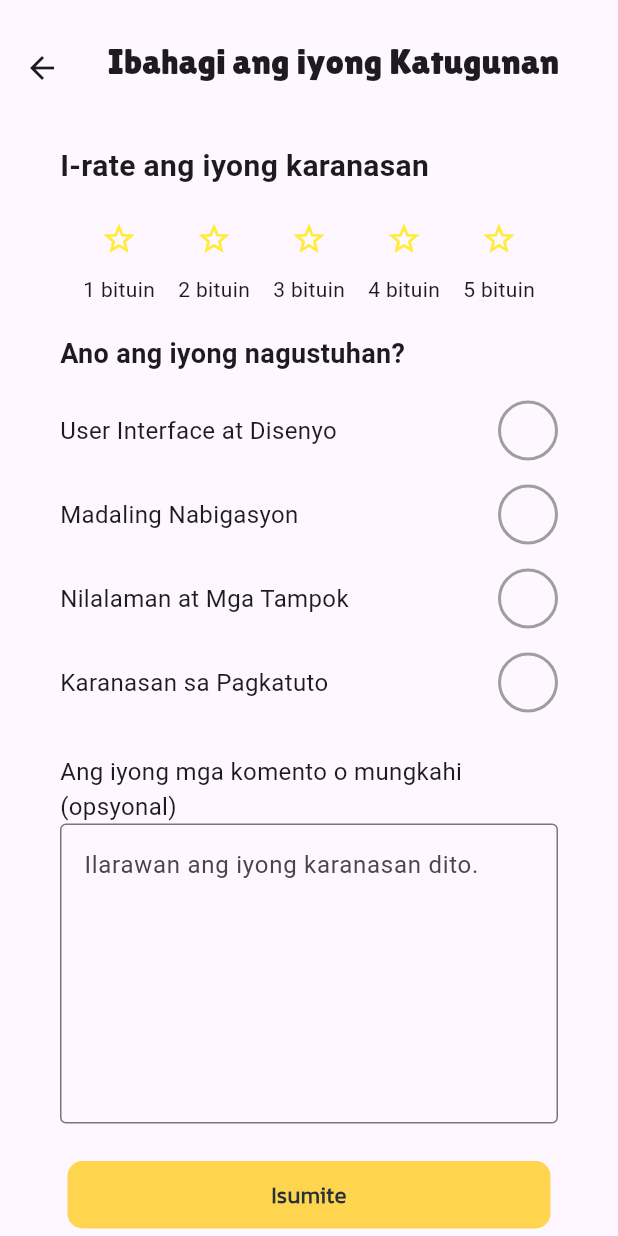
After one commit to zipypie/tagacuyo, a Flutter app: the FeedbackScreen screen opened directly, on a phone screen of 412 x 824 dp. The commit adds this screen. Run offline on Flutter 3.47's test engine with Material 3 defaults, Android fonts, the phone set to English and light mode, and no system bars; our stand-ins replace bloc, cloud_firestore, equatable, firebase_auth, firebase_core, flutter_bloc and 2 more; accounts and stored records are empty; network calls fail.

```diff
--- a/lib/src/features/common_widgets/button.dart
+++ b/lib/src/features/common_widgets/button.dart
@@ -19,7 +19,7 @@ class MyButton extends StatelessWidget {
           padding: const EdgeInsets.symmetric(vertical: 12),
           decoration: BoxDecoration(
             color: AppColors.primary,
-            borderRadius: BorderRadius.circular(30),
+            borderRadius: BorderRadius.circular(10),
           ),
           child: Text(
             text,
--- a/lib/src/features/screens/login/login.dart
+++ b/lib/src/features/screens/login/login.dart
@@ -49,7 +49,7 @@ class _SignInScreenState extends State<SignInScreen> {
     });
 
     // Sign in the user using the AuthServicews
-    Map<String, dynamic> res = await AuthServicews().signInUser(
+    Map<String, dynamic> res = await AuthService().signInUser(
       email: emailController.text,
       password: passwordController.text,
     );
--- /dev/null
+++ b/lib/src/features/screens/settings/account/account_bloc.dart
@@ -0,0 +1,52 @@
+import 'package:bloc/bloc.dart';
+import 'package:cloud_firestore/cloud_firestore.dart';
+import 'package:firebase_auth/firebase_auth.dart';
+import 'package:taga_cuyo/src/features/services/user_service.dart';
+import 'account_event.dart';
+import 'account_state.dart';
+
+class AccountBloc extends Bloc<AccountEvent, AccountState> {
+  final UserService _userService = UserService();
+  final User? _user = FirebaseAuth.instance.currentUser;
+
+  AccountBloc() : super(AccountInitial());
+
+  Stream<AccountState> mapEventToState(AccountEvent event) async* {
+    if (event is FetchUserData) {
+      yield AccountLoading();
+      try {
+        DocumentSnapshot? userDoc = await _userService.getUserById(_user!.uid);
+        if (userDoc != null) {
+          yield AccountLoaded(userDoc['email'] ?? _user.email!);
+        } else {
+          yield AccountError('User not found');
+        }
+      } catch (e) {
+        yield AccountError(e.toString());
+      }
+    } else if (event is UpdateUserData) {
+      yield AccountLoading();
+      try {
+        List<DocumentSnapshot> existingUsers = await _userService.searchUsersByEmail(event.email);
+        if (existingUsers.isNotEmpty && existingUsers[0].id != _user!.uid) {
+          yield AccountError('Email is already in use by another account.');
+          return;
+        }
+
+        // Use reauthenticateWithCredential for re-authentication
+        AuthCredential credential = EmailAuthProvider.credential(
+          email: _user!.email!,
+          password: event.password,
+        );
+
+        await _user.reauthenticateWithCredential(credential);
+
+        await _userService.updateUserEmail(_user.uid, event.email);
+
+        yield AccountLoaded(event.email);
+      } catch (e) {
+        yield AccountError(e.toString());
+      }
+    }
+  }
+}
--- /dev/null
+++ b/lib/src/features/screens/settings/feedback/feedback.dart
@@ -0,0 +1,209 @@
+import 'package:cloud_firestore/cloud_firestore.dart';
+import 'package:flutter/material.dart';
+import 'package:taga_cuyo/src/features/common_widgets/button.dart';
+import 'package:taga_cuyo/src/features/constants/fontstyles.dart';
+
+class FeedbackScreen extends StatefulWidget {
+  const FeedbackScreen({super.key});
+
+  @override
+  _FeedbackScreenState createState() => _FeedbackScreenState();
+}
+
+class _FeedbackScreenState extends State<FeedbackScreen> {
+  int _rating = 0;
+  List<bool> _selectedOptions = [false, false, false, false];
+  final TextEditingController _commentController = TextEditingController();
+
+  // Firestore instance
+  final FirebaseFirestore _firestore = FirebaseFirestore.instance;
+
+  @override
+  Widget build(BuildContext context) {
+    return Scaffold(
+      appBar: AppBar(
+        title: const Padding(
+          padding: EdgeInsets.only(top: 25), // Same padding for top and bottom
+          child: Text(
+            'Ibahagi ang iyong Katugunan',
+            style: TextStyle(fontSize: 24, fontFamily: AppFonts.lilitaOne),
+          ),
+        ),
+        leading: Padding(
+          padding: const EdgeInsets.only(top: 25),
+          child: IconButton(
+            icon: const Icon(Icons.arrow_back),
+            onPressed: () {
+              // Handle back button press
+              Navigator.pop(context);
+            },
+          ),
+        ),
+      ),
+      body: SingleChildScrollView(
+        // <-- Added SingleChildScrollView here
+        padding: const EdgeInsets.all(40.0),
+        child: Column(
+          crossAxisAlignment: CrossAxisAlignment.start,
+          children: [
+            const Text(
+              'I-rate ang iyong karanasan',
+              style: TextStyle(fontSize: 20, fontWeight: FontWeight.bold),
+            ),
+            const SizedBox(height: 10),
+            // Star rating row
+            Row(
+              mainAxisAlignment: MainAxisAlignment.spaceEvenly,
+              children: List.generate(5, (index) {
+                return IconButton(
+                  icon: Icon(
+                    _rating > index ? Icons.star : Icons.star_border,
+                    color: Colors.yellow,
+                  ),
+                  onPressed: () {
+                    setState(() {
+                      _rating = index + 1;
+                    });
+                  },
+                );
+              }),
+            ),
+            // Star rating labels
+            Row(
+              mainAxisAlignment: MainAxisAlignment.spaceEvenly,
+              children: List.generate(5, (index) {
+                return Text('${index + 1} bituin');
+              }),
+            ),
+            const SizedBox(height: 20),
+            const Text(
+              'Ano ang iyong nagustuhan?',
+              style: TextStyle(fontSize: 18, fontWeight: FontWeight.bold),
+            ),
+            const SizedBox(height: 10),
+            // Custom options with check.png icon
+            _buildCustomOption(
+              title: 'User Interface at Disenyo',
+              index: 0,
+            ),
+            _buildCustomOption(
+              title: 'Madaling Nabigasyon',
+              index: 1,
+            ),
+            _buildCustomOption(
+              title: 'Nilalaman at Mga Tampok',
+              index: 2,
+            ),
+            _buildCustomOption(
+              title: 'Karanasan sa Pagkatuto',
+              index: 3,
+            ),
+            const SizedBox(height: 20),
+            const Text(
+              'Ang iyong mga komento o mungkahi (opsyonal)',
+              style: TextStyle(fontSize: 16),
+            ),
+            // Text input for additional comments
+            TextField(
+              controller: _commentController,
+              decoration: const InputDecoration(
+                hintText: 'Ilarawan ang iyong karanasan dito.',
+                border: OutlineInputBorder(),
+              ),
+              maxLines: 7 ,
+            ),
+            const SizedBox(height: 20),
+            // Submit button
+            Center(
+              child: MyButton(
+                onTab: () async {
+                  await _submitFeedback();
+                },
+                text: 'Isumite',
+              ),
+            ),
+          ],
+        ),
+      ),
+    );
+  }
+
+  // Custom widget to display a rounded checkbox with a green background when checked
+  Widget _buildCustomOption({required String title, required int index}) {
+    return GestureDetector(
+      onTap: () {
+        setState(() {
+          _selectedOptions[index] = !_selectedOptions[index];
+        });
+      },
+      child: Row(
+        mainAxisAlignment: MainAxisAlignment.spaceBetween,
+        children: [
+          Text(
+            title,
+            style: const TextStyle(fontSize: 16),
+          ),
+          Container(
+            margin: const EdgeInsets.symmetric(vertical: 8),
+            width: 40,
+            height: 40,
+            decoration: BoxDecoration(
+              color:
+                  _selectedOptions[index] ? Colors.green : Colors.transparent,
+              borderRadius: BorderRadius.circular(25),
+              border: Border.all(
+                color: _selectedOptions[index] ? Colors.green : Colors.grey,
+                width: 2,
+              ),
+            ),
+            child: _selectedOptions[index]
+                ? const Icon(
+                    Icons.check,
+                    color: Colors.white,
+                  )
+                : null, // Show only if selected
+          ),
+        ],
+      ),
+    );
+  }
+
+  // Method to submit feedback to Firestore
+  Future<void> _submitFeedback() async {
+    try {
+      // Prepare the data to be submitted
+      Map<String, dynamic> feedbackData = {
+        'rating': _rating,
+        'selectedOptions': {
+          'ui_design': _selectedOptions[0],
+          'easy_navigation': _selectedOptions[1],
+          'content_features': _selectedOptions[2],
+          'learning_experience': _selectedOptions[3],
+        },
+        'comments': _commentController.text,
+        'timestamp':
+            FieldValue.serverTimestamp(), // Store the time of submission
+      };
+
+      // Send the data to Firestore (assuming you have a 'feedback' collection)
+      await _firestore.collection('feedback').add(feedbackData);
+
+      // Optionally show a confirmation message or redirect the user
+      ScaffoldMessenger.of(context).showSnackBar(
+        const SnackBar(content: Text('Thank you for your feedback!')),
+      );
+
+      // Clear the form after submission
+      setState(() {
+        _rating = 0;
+        _selectedOptions = [false, false, false, false];
+        _commentController.clear();
+      });
+    } catch (e) {
+      // Handle error
+      ScaffoldMessenger.of(context).showSnackBar(
+        SnackBar(content: Text('Error submitting feedback: $e')),
+      );
+    }
+  }
+}
--- a/lib/src/features/screens/signup/sign_up.dart
+++ b/lib/src/features/screens/signup/sign_up.dart
@@ -37,7 +37,7 @@ class _SignUpScreenState extends State<SignUpScreen> {
     }
 
     // Sign up the user using the AuthServicews
-    String res = await AuthServicews().signUpUser(
+    String res = await AuthService().signUpUser(
       firstname: firstnameController.text,
       lastname: lastnameController.text,
       email: emailController.text,
--- a/lib/src/features/services/preferences_storage.dart
+++ b/lib/src/features/services/preferences_storage.dart
@@ -60,4 +60,6 @@ class UserService {
       return [];
     }
   }
+
+  updateUserEmail(String uid, String text) {}
 }
--- a/pubspec.yaml
+++ b/pubspec.yaml
@@ -32,6 +32,11 @@ dependencies:
   firebase_auth: ^5.3.0
   flutter_bloc: ^8.1.6
   shared_preferences: ^2.3.2
+  equatable: ^2.0.5
+  bloc: ^8.1.4
+  image_picker: ^1.1.2
+  permission_handler: ^11.3.1
+  firebase_storage: ^12.3.1
 
 dev_dependencies:
   flutter_test:
```
Also changed, not shown: lib/main.dart (+8 -4 lines), lib/src/features/screens/settings/account/account_event.dart (added, +21 -0 lines), lib/src/features/screens/settings/account/account_page.dart (added, +215 -0 lines), lib/src/features/screens/settings/account/account_state.dart (added, +30 -0 lines), lib/src/features/screens/settings/account/password_dialog.dart (added, +33 -0 lines), lib/src/features/screens/settings/setting_dialog.dart (+1 -11 lines), lib/src/features/screens/settings/settings.dart (+13 -3 lines), lib/src/features/services/authentication.dart (+47 -6 lines), lib/src/features/services/user_service.dart (added, +17 -0 lines), assets/icons/dry-clean.png (added), assets/icons/unchecked.png (added), lib/src/features/screens/settings/logout/logout.dart (renamed from lib/src/features/screens/settings/logout.dart), pubspec.lock, 7 other files.
